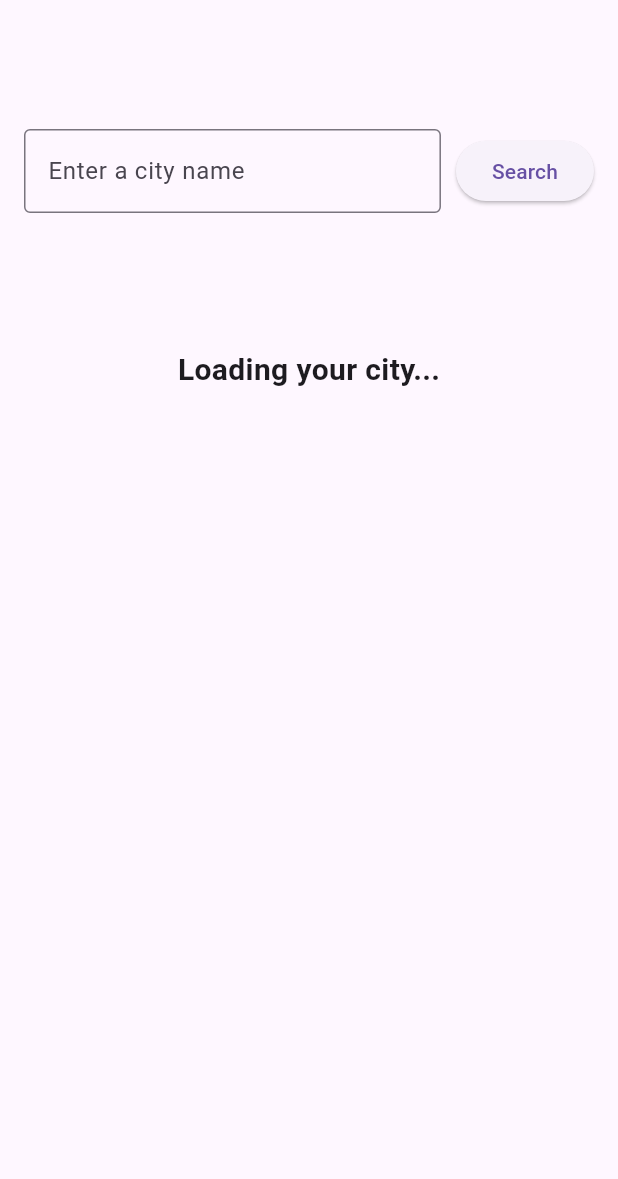
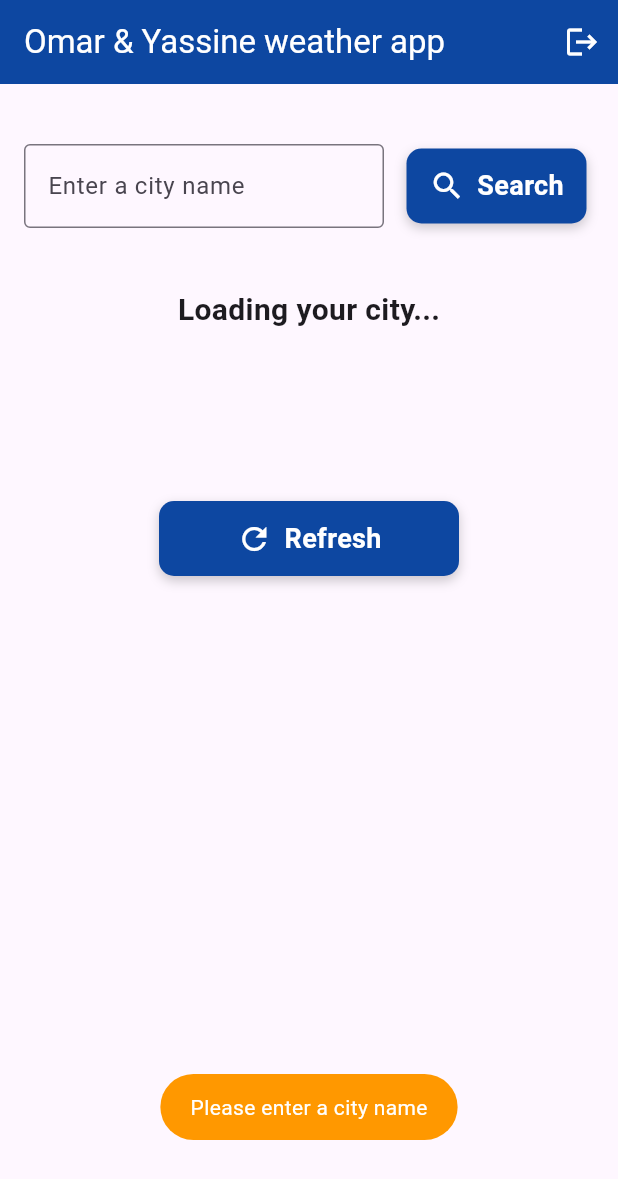
Before and after one commit to omar-elyamani/weather_app, a Flutter app: the screen it shows once a user with an empty profile is signed in, after a tap on "Search", on a phone screen of 412 x 824 dp. Shown: the top 1179 px of the screen. Run offline on Flutter 3.47's test engine with Material 3 defaults, Android fonts, the phone set to English and light mode, and no system bars; our stand-ins replace firebase_auth, firebase_core, fluttertoast, geocoding, geolocator, lottie; accounts and stored records are empty; network calls fail.

Commit message:
Refresh button, dark and light theme, logout buttons are done

```diff
--- a/lib/components/my_button.dart
+++ b/lib/components/my_button.dart
@@ -2,29 +2,52 @@ import 'package:flutter/material.dart';
 
 class MyButton extends StatelessWidget {
   final Function()? onTap;
+  final String? text;
+  final double width;
+  final Icon? icon;
 
-  const MyButton({super.key, required this.onTap});
+  const MyButton({
+    super.key,
+    required this.onTap,
+    this.text,
+    required this.width,
+    this.icon,
+  });
 
   @override
   Widget build(BuildContext context) {
     return GestureDetector(
       onTap: onTap,
       child: Container(
-        padding: const EdgeInsets.all(25),
-        margin: const EdgeInsets.symmetric(horizontal: 25),
+        width: width,
+        padding: const EdgeInsets.symmetric(vertical: 12, horizontal: 15), // Add padding
+        margin: const EdgeInsets.symmetric(horizontal: 5),
         decoration: BoxDecoration(
-          color: Colors.black,
-          borderRadius: BorderRadius.circular(8),
+          color: Colors.blue[900],
+          borderRadius: BorderRadius.circular(10),
+          boxShadow: [
+            BoxShadow(
+              color: Colors.black.withOpacity(0.2),
+              blurRadius: 6,
+              offset: const Offset(0, 3),
+            ),
+          ],
         ),
-        child: const Center(
-          child: Text(
-            "Sign In",
-            style: TextStyle(
-              color: Colors.white,
-              fontWeight: FontWeight.bold,
-              fontSize: 16,
-            ),
-          ),
+        child: Row(
+          mainAxisAlignment: MainAxisAlignment.center,
+          children: [
+            if (icon != null) icon!,
+            if (icon != null && text != null) const SizedBox(width: 8), // Add spacing
+            if (text != null)
+              Text(
+                text!,
+                style: const TextStyle(
+                  color: Colors.white,
+                  fontWeight: FontWeight.bold,
+                  fontSize: 18,
+                ),
+              ),
+          ],
         ),
       ),
     );
--- /dev/null
+++ b/lib/components/my_loader.dart
@@ -0,0 +1,33 @@
+import 'package:flutter/material.dart';
+
+class MyLoader extends StatelessWidget {
+  final bool isLoading;
+  final Widget child;
+
+  const MyLoader({
+    super.key,
+    required this.isLoading,
+    required this.child,
+  });
+
+  @override
+  Widget build(BuildContext context) {
+    return Stack(
+      children: [
+        // The main content of the page
+        child,
+
+        // The loading overlay
+        if (isLoading)
+          Positioned.fill(
+            child: Container(
+              color: Colors.white.withOpacity(0.5),
+              child: const Center(
+                child: CircularProgressIndicator(),
+              ),
+            ),
+          ),
+      ],
+    );
+  }
+}
--- a/lib/components/square_tile.dart
+++ b/lib/components/my_square_tile.dart
@@ -2,6 +2,7 @@ import 'package:flutter/material.dart';
 
 class SquareTile extends StatelessWidget {
   final String imagePath;
+
   const SquareTile({
     super.key,
     required this.imagePath,
--- a/lib/main.dart
+++ b/lib/main.dart
@@ -3,7 +3,7 @@ import 'package:weather_app/pages/auth_page.dart';
 import 'package:firebase_core/firebase_core.dart';
 import 'firebase_options.dart';
 
-void main() async{
+void main() async {
   WidgetsFlutterBinding.ensureInitialized();
   await Firebase.initializeApp(
     options: DefaultFirebaseOptions.currentPlatform,
@@ -11,14 +11,47 @@ void main() async{
   runApp(const MyApp());
 }
 
-class MyApp extends StatelessWidget {
+class MyApp extends StatefulWidget {
   const MyApp({super.key});
 
   @override
+  State<MyApp> createState() => _MyAppState();
+}
+
+class _MyAppState extends State<MyApp> {
+  ThemeMode _themeMode = ThemeMode.light;
+
+  @override
+  void initState() {
+    super.initState();
+    _updateThemeBasedOnTime();
+  }
+
+  // Function to update theme mode based on time
+  void _updateThemeBasedOnTime() {
+    final now = TimeOfDay.now();
+    const sunset = TimeOfDay(hour: 18, minute: 30);
+
+    // Check if current time is past sunset
+    if (now.hour > sunset.hour || (now.hour == sunset.hour && now.minute >= sunset.minute)) {
+      setState(() {
+        _themeMode = ThemeMode.dark;
+      });
+    } else {
+      setState(() {
+        _themeMode = ThemeMode.light;
+      });
+    }
+  }
+
+  @override
   Widget build(BuildContext context) {
-    return const MaterialApp(
+    return MaterialApp(
       debugShowCheckedModeBanner: false,
-      home: AuthPage(),
+      theme: ThemeData.light(), // Light theme
+      darkTheme: ThemeData.dark(), // Dark theme
+      themeMode: _themeMode, // Apply the current theme mode
+      home: const AuthPage(),
     );
   }
 }
--- a/lib/pages/login_page.dart
+++ b/lib/pages/login_page.dart
@@ -1,22 +1,58 @@
 import 'package:firebase_auth/firebase_auth.dart';
 import 'package:flutter/material.dart';
+import 'package:fluttertoast/fluttertoast.dart';
 import 'package:weather_app/components/my_button.dart';
-import 'package:weather_app/components/square_tile.dart';
+import 'package:weather_app/components/my_square_tile.dart';
 import 'package:weather_app/components/my_textfield.dart';
 
-class LoginPage extends StatelessWidget {
-  LoginPage({super.key});
+class LoginPage extends StatefulWidget {
+  const LoginPage({super.key});
 
-  // text editing controllers
+  @override
+  State<LoginPage> createState() => _LoginPageState();
+}
+
+class _LoginPageState extends State<LoginPage> {
+  // Text editing controllers
   final emailController = TextEditingController();
   final passwordController = TextEditingController();
 
-  // sign user in method
-  void signUserIn() async {
+  // State for lock/unlock icon
+  bool isUnlocked = false;
+
+  // Implementing the function to log a user in
+  void logUserIn() async {
+    try {
       await FirebaseAuth.instance.signInWithEmailAndPassword(
-      email: emailController.text,
-      password: passwordController.text
+        email: emailController.text.trim(),
+        password: passwordController.text.trim(),
       );
+      setState(() {
+        isUnlocked = true; // Switch to unlocked icon
+      });
+
+      // Navigate to another screen or show success message
+      Fluttertoast.showToast(
+        msg: "Login Successful!",
+        toastLength: Toast.LENGTH_SHORT,
+        gravity: ToastGravity.BOTTOM,
+        backgroundColor: Colors.green,
+        textColor: Colors.white,
+      );
+    } catch (e) {
+      setState(() {
+        isUnlocked = false; // Ensure lock icon remains locked on failure
+      });
+
+      // Show error message
+      Fluttertoast.showToast(
+        msg: "Invalid credentials, please try again.",
+        toastLength: Toast.LENGTH_SHORT,
+        gravity: ToastGravity.BOTTOM,
+        backgroundColor: Colors.red,
+        textColor: Colors.white,
+      );
+    }
   }
 
   @override
@@ -24,16 +60,23 @@ class LoginPage extends StatelessWidget {
     return Scaffold(
       backgroundColor: Colors.grey[300],
       body: SafeArea(
-        child: SingleChildScrollView( // Add scroll functionality
         child: Center(
+          child: SingleChildScrollView( // Added here
+            child: ConstrainedBox(
+              constraints: BoxConstraints(
+                maxWidth: 400, // Optional: Constrain the width for larger devices
+                minHeight: MediaQuery.of(context).size.height, // Take full height of screen
+              ),
+              child: IntrinsicHeight(
                 child: Column(
                   mainAxisAlignment: MainAxisAlignment.center,
+                  crossAxisAlignment: CrossAxisAlignment.center,
                   children: [
-                const SizedBox(height: 25),
-                // logo
-                const Icon(
-                  Icons.lock,
+                    // logo (lock/unlock icon)
+                    Icon(
+                      isUnlocked ? Icons.lock_open : Icons.lock,
                       size: 100,
+                      color: Colors.blue[900],
                     ),
 
                     const SizedBox(height: 25),
@@ -45,6 +88,7 @@ class LoginPage extends StatelessWidget {
                         color: Colors.grey[700],
                         fontSize: 16,
                       ),
+                      textAlign: TextAlign.center,
                     ),
 
                     const SizedBox(height: 25),
@@ -85,7 +129,9 @@ class LoginPage extends StatelessWidget {
 
                     // sign in button
                     MyButton(
-                  onTap: signUserIn,
+                      width: 350,
+                      text: "Log in",
+                      onTap: logUserIn,
                     ),
 
                     const SizedBox(height: 25),
@@ -120,7 +166,7 @@ class LoginPage extends StatelessWidget {
 
                     const SizedBox(height: 30),
 
-                // google + apple sign in buttons
+                    // google sign-in button
                     const Row(
                       mainAxisAlignment: MainAxisAlignment.center,
                       children: [
@@ -140,10 +186,10 @@ class LoginPage extends StatelessWidget {
                           style: TextStyle(color: Colors.grey[700]),
                         ),
                         const SizedBox(width: 4),
-                    const Text(
+                        Text(
                           'Register now',
                           style: TextStyle(
-                        color: Colors.blue,
+                            color: Colors.blue[900],
                             fontWeight: FontWeight.bold,
                           ),
                         ),
@@ -154,6 +200,8 @@ class LoginPage extends StatelessWidget {
               ),
             ),
           ),
+        ),
+      ),
     );
   }
 }
--- a/lib/pages/weather_page.dart
+++ b/lib/pages/weather_page.dart
@@ -1,9 +1,11 @@
+import 'package:firebase_auth/firebase_auth.dart';
 import 'package:flutter/material.dart';
 import 'package:fluttertoast/fluttertoast.dart';
 import 'package:lottie/lottie.dart';
 import 'package:weather_app/models/weather_model.dart';
 import 'package:weather_app/services/weather_service.dart';
-
+import 'package:weather_app/components/my_button.dart';
+import 'package:weather_app/components/my_loader.dart';
 
 class WeatherPage extends StatefulWidget {
   const WeatherPage({super.key});
@@ -13,36 +15,24 @@ class WeatherPage extends StatefulWidget {
 }
 
 class _WeatherPageState extends State<WeatherPage> {
-  // Creating a weather service instance
+  // Weather service instance
   final _weatherService = WeatherService('82e05f089d6ebf7888e999452491f6c5');
 
-  // Creating a weather model object
+  // Weather model object
   WeatherModel? _weather;
 
-  // Implementing the function to fetch the weather
-  _fetchWeather() async {
-    String city = await _weatherService.getCurrentCity();
+  // Loading state
+  bool _isLoading = false;
 
-    try {
-      final weather = await _weatherService.getWeather(city);
+  // Function to fetch weather
+  _fetchWeather({String? city}) async {
     setState(() {
-        _weather = weather;
+      _isLoading = true;
     });
-    } catch (e) {
-      Fluttertoast.showToast(
-        msg: "Error fetching weather: $e",
-        toastLength: Toast.LENGTH_LONG,
-        gravity: ToastGravity.BOTTOM,
-        backgroundColor: Colors.red,
-        textColor: Colors.white,
-        fontSize: 16.0,
-      );
-    }
-  }
 
-  // Implementing the function to fetch the weather of a specific city
-  _fetchCityWeather(String city) async {
-    if(city.isEmpty) {
+    String targetCity = city ?? await _weatherService.getCurrentCity();
+
+    if (targetCity.isEmpty) {
       Fluttertoast.showToast(
         msg: "Please enter a city name",
         toastLength: Toast.LENGTH_SHORT,
@@ -50,25 +40,34 @@ class _WeatherPageState extends State<WeatherPage> {
         backgroundColor: Colors.orange,
         textColor: Colors.white,
       );
+      setState(() {
+        _isLoading = false;
+      });
+      return;
     }
+
     try {
-      final weather = await _weatherService.getWeather(city);
+      final weather = await _weatherService.getWeather(targetCity);
       setState(() {
         _weather = weather;
+        _isLoading = false;
       });
     } catch (e) {
       Fluttertoast.showToast(
-        msg: "Error fetching weather: $e",
+        msg: "Error fetching the weather!",
         toastLength: Toast.LENGTH_LONG,
         gravity: ToastGravity.BOTTOM,
         backgroundColor: Colors.red,
         textColor: Colors.white,
         fontSize: 16.0,
       );
+      setState(() {
+        _isLoading = false;
+      });
     }
   }
 
-  // Implementing the function to get the weather condition icon
+  // Function to get the weather condition icon
   String getWeatherConditionIcon(String? condition) {
     if (condition == null) return 'assets/sunny.json';
 
@@ -93,8 +92,12 @@ class _WeatherPageState extends State<WeatherPage> {
     }
   }
 
+  // Function to log the user out
+  void logUserOut() async {
+    await FirebaseAuth.instance.signOut();
+    Navigator.pushReplacementNamed(context, '/login_page.dart');
+  }
 
-  // Initializing the state at the beginning of the app
   @override
   void initState() {
     super.initState();
@@ -106,17 +109,28 @@ class _WeatherPageState extends State<WeatherPage> {
     TextEditingController cityController = TextEditingController();
 
     return Scaffold(
-      body: SingleChildScrollView( // Add this to allow scrolling
+      appBar: AppBar(
+        backgroundColor: Colors.blue[900],
+        title: const Text("Omar & Yassine weather app", style: TextStyle(color: Colors.white)),
+        actions: [
+          IconButton(
+            icon: const Icon(Icons.logout, color: Colors.white),
+            onPressed: logUserOut,
+            tooltip: "Log Out",
+          ),
+        ],
+      ),
+      body: SingleChildScrollView(
         child: Center(
           child: Padding(
-            padding: const EdgeInsets.symmetric(vertical: 16.0),
+            padding: const EdgeInsets.symmetric(vertical: 20.0),
             child: Column(
               mainAxisAlignment: MainAxisAlignment.center,
               crossAxisAlignment: CrossAxisAlignment.center,
               children: [
                 // Row for TextField and Search Button
                 Padding(
-                  padding: const EdgeInsets.symmetric(horizontal: 16.0, vertical: 70.0),
+                  padding: const EdgeInsets.symmetric(horizontal: 16.0, vertical: 20.0),
                   child: Row(
                     children: [
                       Expanded(
@@ -128,15 +142,18 @@ class _WeatherPageState extends State<WeatherPage> {
                           ),
                         ),
                       ),
+
                       const SizedBox(width: 10),
-                      ElevatedButton(
-                        child: const Text('Search'),
-                        onPressed: () {
+
+                      // Search button
+                      MyButton(
+                        width: 120,
+                        text: "Search",
+                        icon: const Icon(Icons.search, color: Colors.white, size: 24),
+                        onTap: () {
                           FocusScope.of(context).unfocus();
                           final city = cityController.text.trim();
-                          if (city.isNotEmpty) {
-                            _fetchCityWeather(city);
-                          }
+                          _fetchWeather(city: city);
                         },
                       ),
                     ],
@@ -144,20 +161,30 @@ class _WeatherPageState extends State<WeatherPage> {
                 ),
                 const SizedBox(height: 20),
 
+                // Conditional weather info or loader
+                MyLoader(
+                  isLoading: _isLoading,
+                  child: Column(
+                    children: [
                       // Weather condition
                       Text(
                         _weather?.cityName ?? "Loading your city...",
                         style: const TextStyle(fontSize: 20, fontWeight: FontWeight.bold),
                       ),
+                      const SizedBox(height: 10),
+
+                      // Weather temperature
                       Text(
                         _weather != null ? "${_weather?.temperature}°C" : "",
                         style: const TextStyle(fontSize: 24),
                       ),
+                      const SizedBox(height: 10),
 
                       // Weather icon
                       _weather?.mainCondition != null
                           ? Lottie.asset(getWeatherConditionIcon(_weather?.mainCondition))
                           : Container(),
+                      const SizedBox(height: 10),
 
                       // General weather condition
                       Text(
@@ -167,6 +194,22 @@ class _WeatherPageState extends State<WeatherPage> {
                     ],
                   ),
                 ),
+
+                const SizedBox(height: 20),
+
+                // Refresh button
+                MyButton(
+                  width: 200,
+                  text: "Refresh",
+                  icon: const Icon(Icons.refresh, color: Colors.white, size: 24),
+                  onTap: () {
+                    FocusScope.of(context).unfocus();
+                    _fetchWeather();
+                  },
+                ),
+              ],
+            ),
+          ),
         ),
       ),
     );
```
Lines whose indentation alone changed are shown as unchanged.
